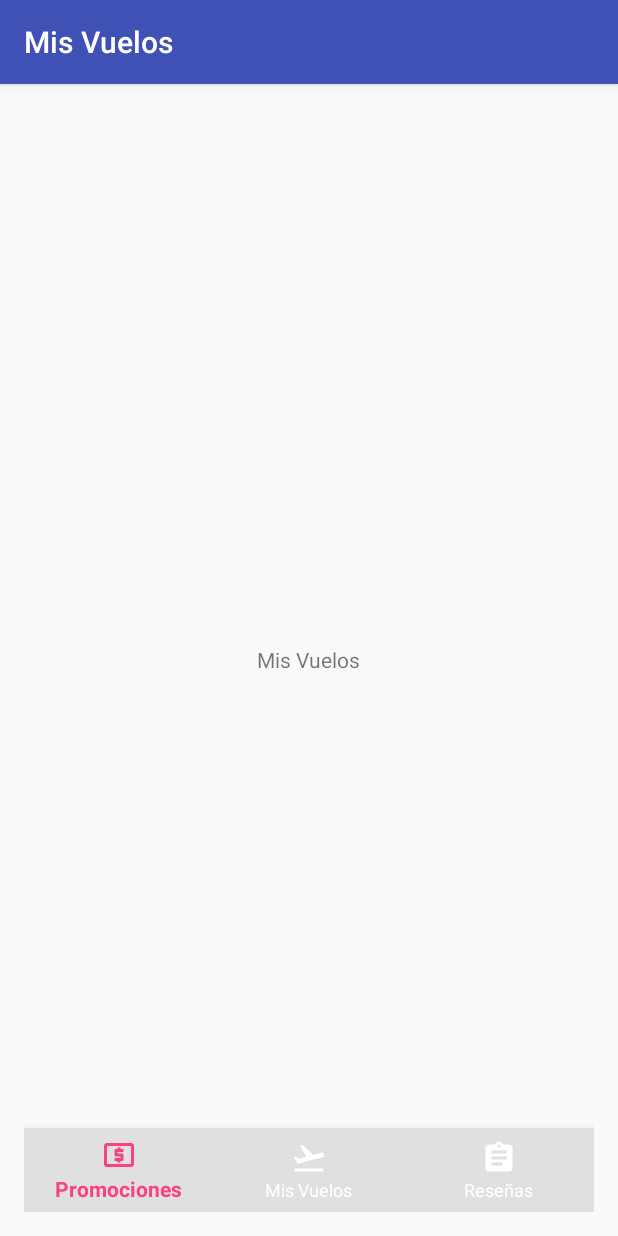
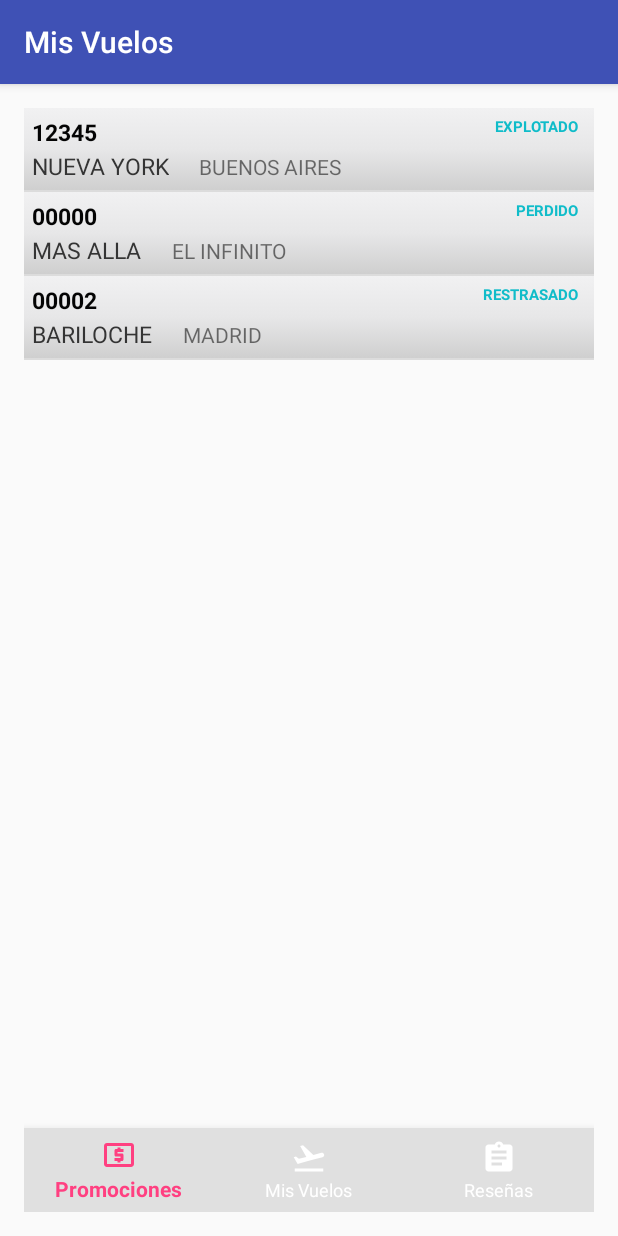
Before and after one commit to cbarruffaldi/hci_voladeaca, an Android app: the screen it shows after launch (Voladeacapp), on a phone screen of 412 x 824 dp. Run offline under Robolectric (Android 15) with nearby library versions, the phone set to English and light mode, and no system bars.

Commit message:
Aprendiendo adapters y otras cosas

```diff
--- a/Voladeacapp/app/src/main/AndroidManifest.xml
+++ b/Voladeacapp/app/src/main/AndroidManifest.xml
@@ -15,6 +15,7 @@
                 <category android:name="android.intent.category.LAUNCHER" />
             </intent-filter>
         </activity>
+        <activity android:name=".FlightDetails"></activity>
     </application>
 
 </manifest>
--- /dev/null
+++ b/Voladeacapp/app/src/main/java/hci/voladeacapp/Flight.java
@@ -0,0 +1,52 @@
+package hci.voladeacapp;
+
+public class Flight {
+    private String number;
+    private String cityOrigin, cityDestination;
+    private String aerolinea;
+    private String state;
+
+    //FALTA LLENAR TODAS LAS COSAS DEL VUELO, ESTOY PROBANDO LOS ADAPTERS
+
+    public String getAerolinea() {
+        return aerolinea;
+    }
+
+    public void setAerolinea(String aerolinea) {
+        this.aerolinea = aerolinea;
+    }
+
+
+    public String getCityOrigin() {
+        return cityOrigin;
+    }
+
+    public void setCityOrigin(String cityOrigin) {
+        this.cityOrigin = cityOrigin;
+    }
+
+    public String getCityDestination() {
+        return cityDestination;
+    }
+
+    public void setCityDestination(String cityDestination) {
+        this.cityDestination = cityDestination;
+    }
+
+    public String getState() {
+        return state;
+    }
+
+    public void setState(String state) {
+        this.state = state;
+    }
+
+
+    public String getNumber() {
+        return number;
+    }
+
+    public void setNumber(String number) {
+        this.number = number;
+    }
+}
--- /dev/null
+++ b/Voladeacapp/app/src/main/java/hci/voladeacapp/FlightDetails.java
@@ -0,0 +1,16 @@
+package hci.voladeacapp;
+
+import android.support.v7.app.AppCompatActivity;
+import android.os.Bundle;
+
+public class FlightDetails extends AppCompatActivity {
+
+    @Override
+    protected void onCreate(Bundle savedInstanceState) {
+        super.onCreate(savedInstanceState);
+        setContentView(R.layout.activity_flight_details);
+
+        String number = this.getIntent().getExtras().getString("number");
+        setTitle(number);
+    }
+}
--- /dev/null
+++ b/Voladeacapp/app/src/main/java/hci/voladeacapp/FlightListAdapter.java
@@ -0,0 +1,76 @@
+package hci.voladeacapp;
+
+import android.content.Context;
+import android.view.LayoutInflater;
+import android.view.View;
+import android.view.ViewGroup;
+import android.widget.BaseAdapter;
+import android.widget.TextView;
+
+import java.util.ArrayList;
+
+public class FlightListAdapter extends BaseAdapter {
+    private ArrayList<Flight> listData;
+    private LayoutInflater layoutInflater;
+
+    public FlightListAdapter(Context aContext, ArrayList<Flight> listData) {
+        this.listData = listData;
+        layoutInflater = LayoutInflater.from(aContext);
+    }
+
+    @Override
+    public int getCount() {
+        return listData.size();
+    }
+
+    @Override
+    public Object getItem(int position) {
+        return listData.get(position);
+    }
+
+    @Override
+    public long getItemId(int position) {
+        return position;
+    }
+
+    public View getView(int position, View convertView, ViewGroup parent) {
+
+        ViewHolder holder;
+        if (convertView == null) {
+            convertView = layoutInflater.inflate(R.layout.simplerow, null);
+            holder = new ViewHolder();
+            holder.originView = (TextView) convertView.findViewById(R.id.origin_city);
+            holder.destinationView = (TextView) convertView.findViewById(R.id.destination_city);
+            holder.stateView = (TextView) convertView.findViewById(R.id.flight_state);
+            holder.numberView = (TextView) convertView.findViewById(R.id.flight_number);
+            convertView.setTag(holder);
+        } else {
+            holder = (ViewHolder) convertView.getTag();
+        }
+
+        TextView numberTextView = holder.numberView;
+        TextView originTextView = holder.originView;
+        TextView destinationTextView = holder.destinationView;
+        TextView stateTextView = holder.stateView;
+
+        Flight flight = (Flight) getItem(position);
+
+        numberTextView.setText(flight.getNumber());
+        originTextView.setText(flight.getCityOrigin());
+        destinationTextView.setText(flight.getCityDestination());
+        stateTextView.setText(flight.getState());
+
+        return convertView;
+
+    }
+
+
+
+static class ViewHolder {
+    TextView numberView;
+    TextView originView;
+    TextView destinationView;
+    TextView stateView;
+}
+
+}
--- a/Voladeacapp/app/src/main/java/hci/voladeacapp/Voladeacapp.java
+++ b/Voladeacapp/app/src/main/java/hci/voladeacapp/Voladeacapp.java
@@ -1,30 +1,45 @@
 package hci.voladeacapp;
 
+import android.content.Context;
+import android.content.Intent;
 import android.os.Bundle;
 import android.support.annotation.NonNull;
 import android.support.design.widget.BottomNavigationView;
 import android.support.v7.app.AppCompatActivity;
 import android.view.MenuItem;
 import android.view.View;
+import android.widget.AdapterView;
+import android.widget.ArrayAdapter;
+import android.widget.ListView;
 import android.widget.TextView;
+
+import java.util.ArrayList;
 
 public class Voladeacapp extends AppCompatActivity {
 
-    private TextView misVuelosView;
+    private ListView misVuelosView;
     private TextView promocionesView;
     private TextView resenasView;
+
+    final Context context = this;
+    private ArrayAdapter<String> listAdapter ;
 
     @Override
     protected void onCreate(Bundle savedInstanceState) {
         super.onCreate(savedInstanceState);
         setContentView(R.layout.activity_voladeacapp);
 
-        misVuelosView = (TextView) findViewById(R.id.text_mis_vuelos);
+        misVuelosView = (ListView) findViewById(R.id.text_mis_vuelos);
         promocionesView = (TextView) findViewById(R.id.text_promociones);
         resenasView = (TextView) findViewById(R.id.text_resenas);
 
+        setDefaultVisibility();
+        createMyFlightsList();
+
         BottomNavigationView bottomNavigationView = (BottomNavigationView)
                 findViewById(R.id.bottom_navigation);
+
+
 
         bottomNavigationView.setOnNavigationItemSelectedListener(
                 new BottomNavigationView.OnNavigationItemSelectedListener() {
@@ -52,4 +67,62 @@ public class Voladeacapp extends AppCompatActivity {
                     }
                 });
     }
+
+    private void createMyFlightsList() {
+
+        ArrayList flight_details = getListData();
+        final ListView lv1 = (ListView) findViewById(R.id.text_mis_vuelos);
+        lv1.setAdapter(new FlightListAdapter(this, flight_details));
+        lv1.setOnItemClickListener(new AdapterView.OnItemClickListener() {
+
+            //ACA A LO QUE PASA CUANDO HACE CLICK
+            @Override
+            public void onItemClick(AdapterView<?> a, View v, int position, long id) {
+                Object o = lv1.getItemAtPosition(position);
+                Flight flightData = (Flight) o;
+
+                Intent detailIntent = new Intent(context, FlightDetails.class);
+                detailIntent.putExtra("number", flightData.getNumber());
+
+                startActivity(detailIntent);
+
+
+            }
+        });
+
+    }
+
+    private void setDefaultVisibility() {
+        misVuelosView.setVisibility(View.VISIBLE);
+        promocionesView.setVisibility(View.GONE);
+        resenasView.setVisibility(View.GONE);
+
+
+    }
+
+    /* PROBANDO UNA ARRAYLIST CUALQUIERA */
+    public ArrayList getListData() {
+        ArrayList<Flight> results = new ArrayList<Flight>();
+        Flight flight1 = new Flight();
+        flight1.setCityDestination("BUENOS AIRES");
+        flight1.setNumber("12345");
+        flight1.setCityOrigin("NUEVA YORK");
+        flight1.setState("EXPLOTADO");
+        results.add(flight1);
+
+        Flight flight2 = new Flight();
+        flight2.setCityDestination("EL INFINITO");
+        flight2.setNumber("00000");
+        flight2.setCityOrigin("MAS ALLA");
+        flight2.setState("PERDIDO");
+        results.add(flight2);
+
+        Flight flight3 = new Flight();
+        flight3.setCityDestination("MADRID");
+        flight3.setNumber("00002");
+        flight3.setCityOrigin("BARILOCHE");
+        flight3.setState("RESTRASADO");
+        results.add(flight3);
+
+        return results;    }
 }
--- /dev/null
+++ b/Voladeacapp/app/src/main/res/drawable/flight_list_selector.xml
@@ -0,0 +1,14 @@
+<?xml version="1.0" encoding="utf-8"?>
+<selector xmlns:android="http://schemas.android.com/apk/res/android">
+    <item
+        android:state_selected="false"
+        android:state_pressed="false"
+        android:drawable="@drawable/gradient_bg" />
+
+    <item android:state_pressed="true"
+        android:drawable="@drawable/gradient_bg_hover" />
+
+    <item android:state_selected="true"
+        android:state_pressed="false"
+        android:drawable="@drawable/gradient_bg_hover" />
+</selector>
--- /dev/null
+++ b/Voladeacapp/app/src/main/res/drawable/gradient_bg.xml
@@ -0,0 +1,9 @@
+<?xml version="1.0" encoding="utf-8"?>
+<shape xmlns:android="http://schemas.android.com/apk/res/android"
+    android:shape="rectangle">
+    <gradient
+        android:startColor="#f1f1f2"
+        android:centerColor="#e7e7e8"
+        android:endColor="#cfcfcf"
+        android:angle="270" />
+</shape>
--- /dev/null
+++ b/Voladeacapp/app/src/main/res/drawable/gradient_bg_hover.xml
@@ -0,0 +1,9 @@
+<?xml version="1.0" encoding="utf-8"?>
+<shape xmlns:android="http://schemas.android.com/apk/res/android"
+    android:shape="rectangle">
+    <gradient
+        android:startColor="#18d7e5"
+        android:centerColor="#16cedb"
+        android:endColor="#09adb9"
+        android:angle="270" />
+</shape>
--- /dev/null
+++ b/Voladeacapp/app/src/main/res/drawable/image_bg.xml
@@ -0,0 +1,10 @@
+<?xml version="1.0" encoding="utf-8"?>
+<layer-list xmlns:android="http://schemas.android.com/apk/res/android" >
+    <item>
+        <shape
+            android:shape="rectangle">
+            <stroke android:width="1dp" android:color="#dbdbdc" />
+            <solid android:color="#FFFFFF" />
+        </shape>
+    </item>
+</layer-list>
--- /dev/null
+++ b/Voladeacapp/app/src/main/res/layout/activity_flight_details.xml
@@ -0,0 +1,13 @@
+<?xml version="1.0" encoding="utf-8"?>
+<RelativeLayout xmlns:android="http://schemas.android.com/apk/res/android"
+    xmlns:tools="http://schemas.android.com/tools"
+    android:id="@+id/activity_flight_details"
+    android:layout_width="match_parent"
+    android:layout_height="match_parent"
+    android:paddingBottom="@dimen/activity_vertical_margin"
+    android:paddingLeft="@dimen/activity_horizontal_margin"
+    android:paddingRight="@dimen/activity_horizontal_margin"
+    android:paddingTop="@dimen/activity_vertical_margin"
+    tools:context="hci.voladeacapp.FlightDetails">
+
+</RelativeLayout>
--- a/Voladeacapp/app/src/main/res/layout/activity_voladeacapp.xml
+++ b/Voladeacapp/app/src/main/res/layout/activity_voladeacapp.xml
@@ -12,12 +12,12 @@
     android:paddingTop="@dimen/activity_vertical_margin"
     tools:context="hci.voladeacapp.Voladeacapp">
 
-    <TextView
+    <ListView
         android:id="@+id/text_mis_vuelos"
-        android:layout_width="wrap_content"
-        android:layout_height="wrap_content"
-        android:layout_centerInParent="true"
-        android:text="@string/title_mis_vuelos" />
+        android:layout_width="match_parent"
+        android:layout_height="match_parent"
+        android:text="@string/title_mis_vuelos"
+        android:listSelector="@drawable/flight_list_selector"/>
 
     <TextView
         android:id="@+id/text_promociones"
@@ -37,13 +37,13 @@
 
     <android.support.design.widget.BottomNavigationView
         android:id="@+id/bottom_navigation"
-        android:layout_width="match_parent"
         android:layout_height="wrap_content"
         android:layout_alignParentBottom="true"
         app:itemBackground="@color/grey"
         app:itemIconTint="@drawable/selector"
         app:itemTextColor="@drawable/selector"
-        app:menu="@menu/bottom_navigation" />
+        app:menu="@menu/bottom_navigation"
+        android:layout_width="match_parent" />
 
 
 </RelativeLayout>
--- /dev/null
+++ b/Voladeacapp/app/src/main/res/layout/simplerow.xml
@@ -0,0 +1,54 @@
+<?xml version="1.0" encoding="utf-8"?>
+<RelativeLayout xmlns:android="http://schemas.android.com/apk/res/android"
+    android:layout_width="fill_parent"
+    android:layout_height="wrap_content"
+    android:background="@drawable/flight_list_selector"
+    android:orientation="horizontal"
+    android:padding="5dip" >
+
+    <TextView
+        android:id="@+id/flight_number"
+        android:layout_width="wrap_content"
+        android:layout_height="wrap_content"
+        android:text="VUELO #1234"
+        android:textColor="#040404"
+        android:typeface="sans"
+        android:textSize="15dip"
+        android:textStyle="bold"/>
+
+    <TextView
+        android:id="@+id/origin_city"
+        android:layout_width="wrap_content"
+        android:layout_height="wrap_content"
+        android:layout_below="@id/flight_number"
+        android:textColor="#343434"
+        android:textSize="15dip"
+        android:layout_marginTop="1dip"
+        android:text="BUENOS AIRES" />
+
+    <!-- Rightend Duration -->
+    <TextView
+        android:id="@+id/flight_state"
+        android:layout_width="wrap_content"
+        android:layout_height="wrap_content"
+        android:layout_alignParentRight="true"
+        android:layout_alignTop="@id/flight_number"
+        android:gravity="right"
+        android:text="CANCELADO"
+        android:layout_marginRight="5dip"
+        android:textSize="10dip"
+        android:textColor="#10bcc9"
+        android:textStyle="bold"/>
+
+    <TextView
+        android:id="@+id/destination_city"
+        android:layout_width="wrap_content"
+        android:layout_height="wrap_content"
+        android:text="NUEVA YORK"
+        android:layout_alignBaseline="@+id/origin_city"
+        android:layout_alignBottom="@+id/origin_city"
+        android:layout_toEndOf="@+id/origin_city"
+        android:layout_marginLeft="20dp" />
+
+
+</RelativeLayout>
--- a/Voladeacapp/app/src/main/res/menu/bottom_navigation.xml
+++ b/Voladeacapp/app/src/main/res/menu/bottom_navigation.xml
@@ -7,12 +7,14 @@
         android:icon="@drawable/ic_local_atm_black_24px"
         android:title="@string/title_promociones"
         app:showAsAction="ifRoom" />
+
     <item
         android:id="@+id/action_mis_vuelos"
         android:enabled="true"
         android:icon="@drawable/ic_flight_takeoff_black_24px"
         android:title="@string/title_mis_vuelos"
         app:showAsAction="ifRoom" />
+
     <item
         android:id="@+id/action_resenas"
         android:enabled="true"
```
